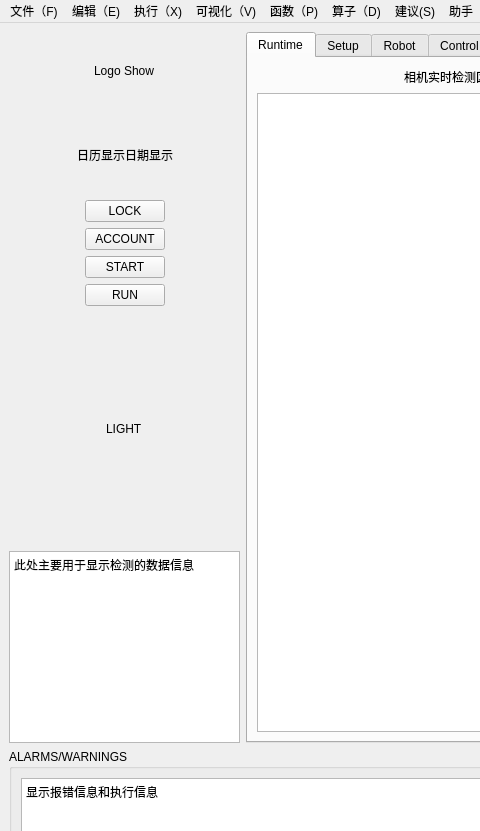
ziqianwenxuan/Machine-vision-inspection-system, file InspectionSystem/mainwindow.ui: the form before one commit; both pictures show x 0 to 480 and y 0 to 831 of the 1181 by 958 pixel window.
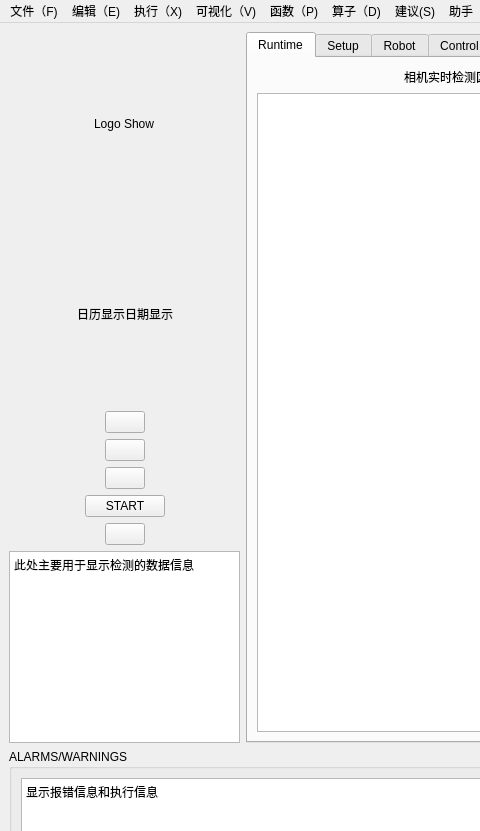
The form after the commit. Icons and pictures are not drawn.

```diff
--- a/InspectionSystem/mainwindow.ui
+++ b/InspectionSystem/mainwindow.ui
@@ -24,7 +24,7 @@
       <item>
        <layout class="QHBoxLayout" name="horizontalLayout_9" stretch="2,8">
         <item>
-         <layout class="QVBoxLayout" name="verticalLayout" stretch="1,1,1,1,2,2,3,0">
+         <layout class="QVBoxLayout" name="verticalLayout" stretch="1,1,1,1,2,7,2,0">
           <item>
            <layout class="QHBoxLayout" name="horizontalLayout">
             <item>
@@ -85,6 +85,12 @@
               <property name="text">
                <string>日历显示日期显示</string>
               </property>
+              <property name="textFormat">
+               <enum>Qt::AutoText</enum>
+              </property>
+              <property name="scaledContents">
+               <bool>false</bool>
+              </property>
              </widget>
             </item>
             <item>
@@ -120,7 +126,26 @@
             <item>
              <widget class="QPushButton" name="Lock_bt">
               <property name="text">
-               <string>LOCK</string>
+               <string/>
+              </property>
+              <property name="icon">
+               <iconset resource="res.qrc">
+                <normaloff>:/images/images/锁屏.png</normaloff>:/images/images/锁屏.png</iconset>
+              </property>
+              <property name="iconSize">
+               <size>
+                <width>96</width>
+                <height>48</height>
+               </size>
+              </property>
+              <property name="autoDefault">
+               <bool>false</bool>
+              </property>
+              <property name="default">
+               <bool>false</bool>
+              </property>
+              <property name="flat">
+               <bool>false</bool>
               </property>
              </widget>
             </item>
@@ -157,7 +182,17 @@
             <item>
              <widget class="QPushButton" name="Account_bt">
               <property name="text">
-               <string>ACCOUNT</string>
+               <string/>
+              </property>
+              <property name="icon">
+               <iconset resource="res.qrc">
+                <normaloff>:/images/images/账户.png</normaloff>:/images/images/账户.png</iconset>
+              </property>
+              <property name="iconSize">
+               <size>
+                <width>96</width>
+                <height>48</height>
+               </size>
               </property>
              </widget>
             </item>
@@ -200,7 +235,17 @@
                </sizepolicy>
               </property>
               <property name="text">
-               <string>START</string>
+               <string/>
+              </property>
+              <property name="icon">
+               <iconset resource="res.qrc">
+                <normaloff>:/images/images/开机.png</normaloff>:/images/images/开机.png</iconset>
+              </property>
+              <property name="iconSize">
+               <size>
+                <width>90</width>
+                <height>90</height>
+               </size>
               </property>
              </widget>
             </item>
@@ -235,9 +280,18 @@
              </spacer>
             </item>
             <item>
-             <widget class="QPushButton" name="Account_bt_3">
+             <widget class="QPushButton" name="Run_bt">
+              <property name="enabled">
+               <bool>true</bool>
+              </property>
               <property name="text">
-               <string>RUN</string>
+               <string>START</string>
+              </property>
+              <property name="iconSize">
+               <size>
+                <width>100</width>
+                <height>600</height>
+               </size>
               </property>
              </widget>
             </item>
@@ -272,9 +326,19 @@
              </spacer>
             </item>
             <item>
-             <widget class="QLabel" name="label_4">
+             <widget class="QPushButton" name="Light_bt">
               <property name="text">
-               <string>LIGHT</string>
+               <string/>
+              </property>
+              <property name="icon">
+               <iconset resource="res.qrc">
+                <normaloff>:/images/images/灯泡亮.jpg</normaloff>:/images/images/灯泡亮.jpg</iconset>
+              </property>
+              <property name="iconSize">
+               <size>
+                <width>110</width>
+                <height>165</height>
+               </size>
               </property>
              </widget>
             </item>
```
Left out of the diff: 8 changed lines with no effect on the pictures.
